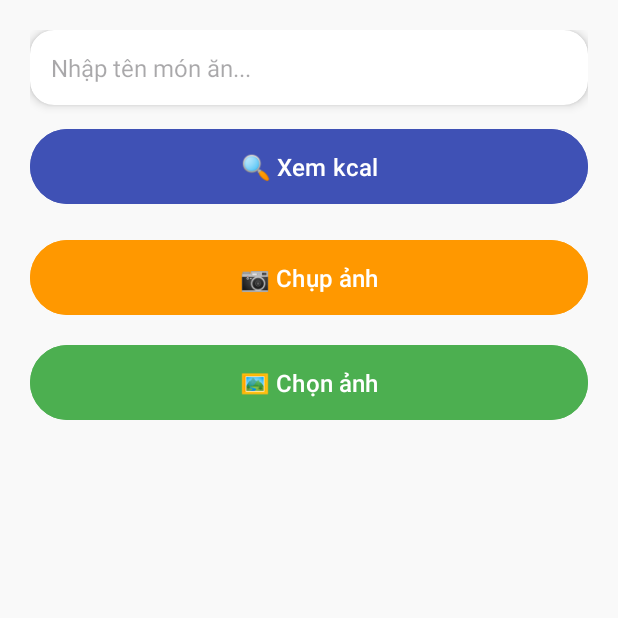
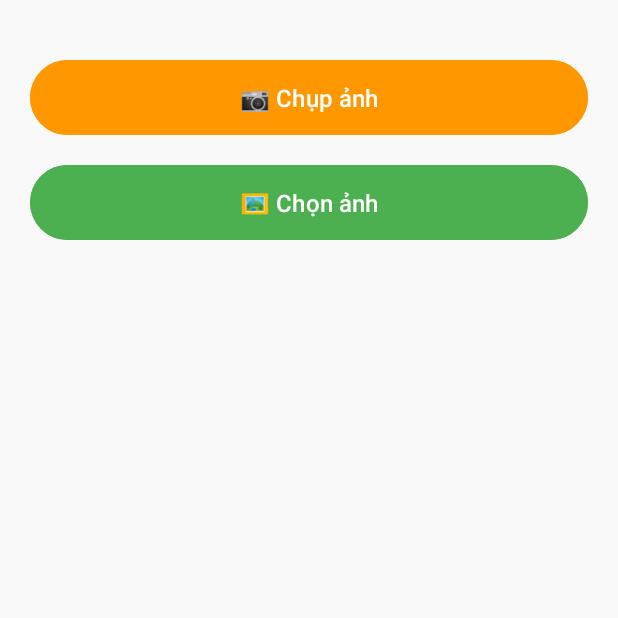
Before and after one commit to AndroidTutorialsPraQuangDD/AICam, an Android app: the FirstFragment screen opened through its navigation route, on a phone screen of 412 x 824 dp, the top half of it. Run offline under Robolectric (Android 15) with nearby library versions, the phone set to English and light mode, and no system bars.

Commit message:
Cập nhật FirstFragment, SecondFragment và layout

```diff
--- a/app/src/main/java/com/example/aicamtest/SecondFragment.kt
+++ b/app/src/main/java/com/example/aicamtest/SecondFragment.kt
@@ -64,7 +64,7 @@ class SecondFragment : Fragment() {
         val body = MultipartBody.Part.createFormData("file", file.name, requestFile)
 
         val retrofit = Retrofit.Builder()
-            .baseUrl("https://551110230407.ngrok-free.app/")
+            .baseUrl("https://551110230407.ngrok-free.app/") // đổi theo server của bạn
             .addConverterFactory(GsonConverterFactory.create())
             .build()
 
--- a/app/src/main/res/layout/fragment_first.xml
+++ b/app/src/main/res/layout/fragment_first.xml
@@ -10,43 +10,6 @@
     android:background="#F9F9F9"
     tools:context="com.example.aicamtest.FirstFragment">
 
-    <!-- Card ô nhập -->
-    <androidx.cardview.widget.CardView
-        android:id="@+id/cardInput"
-        android:layout_width="0dp"
-        android:layout_height="wrap_content"
-        app:cardCornerRadius="16dp"
-        app:cardElevation="4dp"
-        android:layout_marginBottom="20dp"
-        app:layout_constraintTop_toTopOf="parent"
-        app:layout_constraintStart_toStartOf="parent"
-        app:layout_constraintEnd_toEndOf="parent">
-
-        <EditText
-            android:id="@+id/editTextFoodName"
-            android:layout_width="match_parent"
-            android:layout_height="wrap_content"
-            android:hint="Nhập tên món ăn..."
-            android:padding="14dp"
-            android:background="@android:color/transparent"
-            android:textSize="16sp"
-            android:inputType="textCapSentences"/>
-    </androidx.cardview.widget.CardView>
-
-    <!-- Nút Xem kcal -->
-    <Button
-        android:id="@+id/buttonSubmit"
-        android:layout_width="0dp"
-        android:layout_height="wrap_content"
-        android:text="🔍 Xem kcal"
-        android:backgroundTint="#3F51B5"
-        android:textColor="#FFFFFF"
-        android:textSize="16sp"
-        android:layout_marginTop="12dp"
-        android:padding="14dp"
-        app:layout_constraintTop_toBottomOf="@id/cardInput"
-        app:layout_constraintStart_toStartOf="parent"
-        app:layout_constraintEnd_toEndOf="parent"/>
 
     <!-- Nút Chụp ảnh -->
     <Button
@@ -59,7 +22,7 @@
         android:textSize="16sp"
         android:layout_marginTop="16dp"
         android:padding="14dp"
-        app:layout_constraintTop_toBottomOf="@id/buttonSubmit"
+        app:layout_constraintTop_toTopOf="parent"
         app:layout_constraintStart_toStartOf="parent"
         app:layout_constraintEnd_toEndOf="parent"/>
 
```
Also changed, not shown: app/src/main/java/com/example/aicamtest/FirstFragment.kt (+10 -19 lines).
